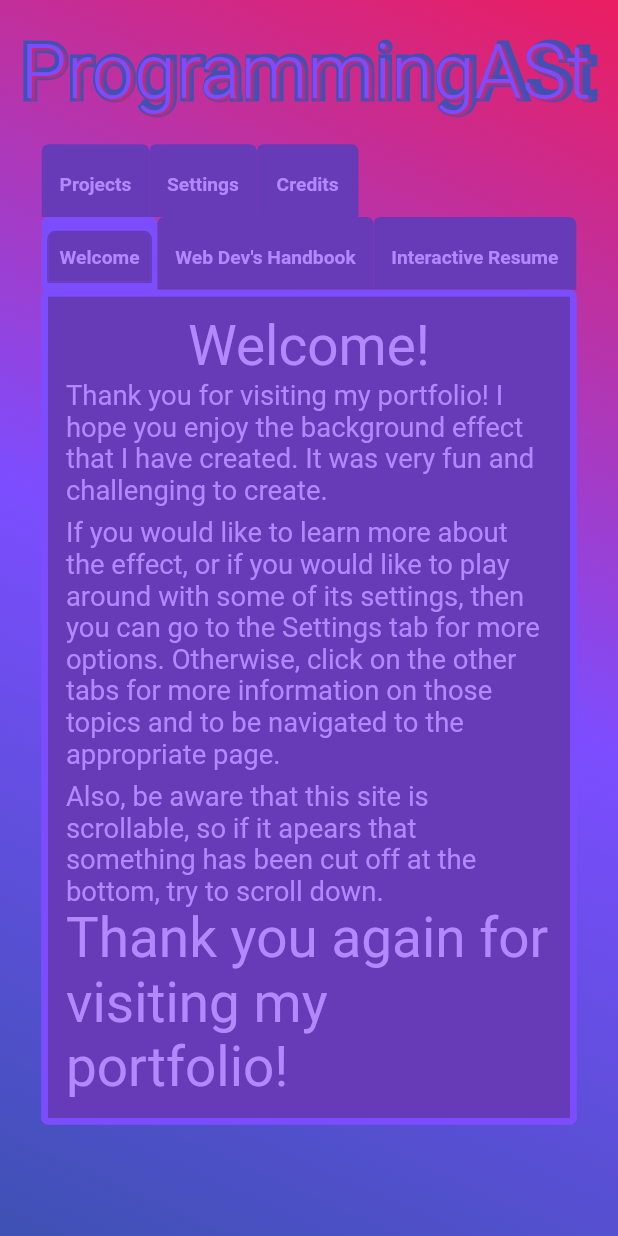
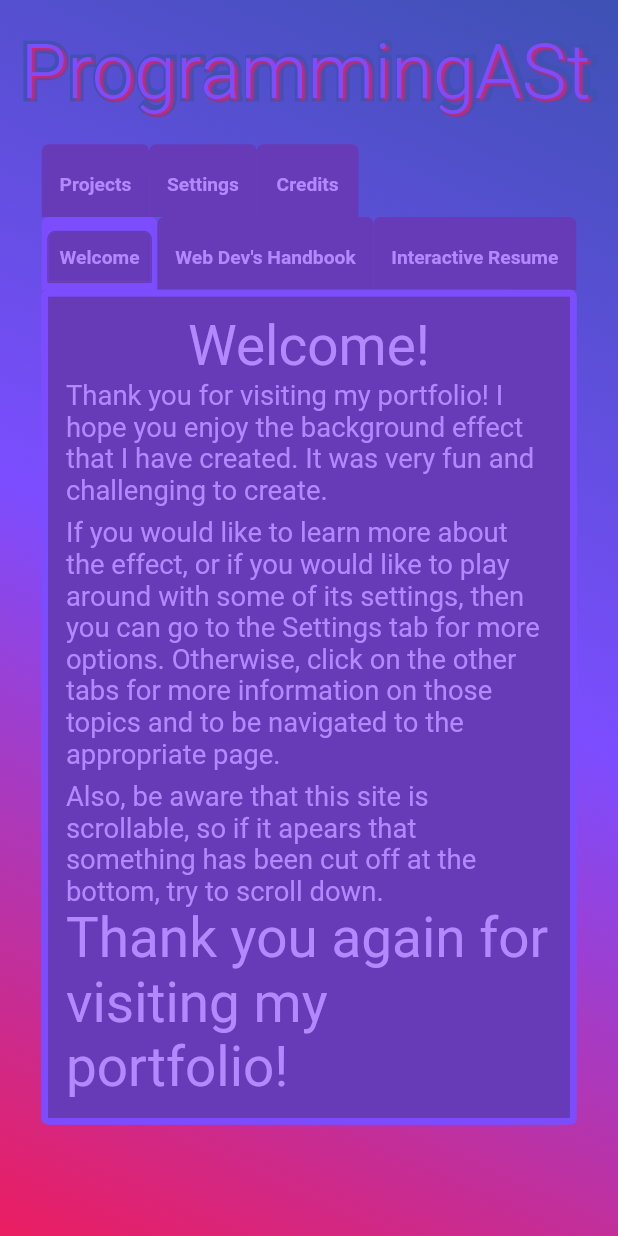
Before and after one commit to ProgrammingAStorm/Flutter-Portfolio, a Flutter app: the screen it shows after launch, on a phone screen of 412 x 824 dp. Run offline on Flutter 3.47's test engine with Material 2 defaults, Android fonts, the phone set to English and light mode, and no system bars; our stand-ins replace flutter_colorpicker, responsive_framework; Roboto replaces fonts that are missing (BigMisterC).

Commit message:
Gradient Optimizations And Refactors

```diff
--- a/lib/pages/main_menu/components/gradient.dart
+++ b/lib/pages/main_menu/components/gradient.dart
@@ -1,6 +1,7 @@
 import 'package:flutter/material.dart';
 
 // TODO Look into alternatives to the implementation of the effect
+// TODO Mess with having multiple tweens
 class GradientWid extends StatefulWidget {
   const GradientWid({super.key, required this.colors, this.scale = 1});
 
@@ -62,40 +63,40 @@ class _GradientWidState extends State<GradientWid>
       final double viewWidth = MediaQuery.of(context).size.width;
       final double viewHeight = MediaQuery.of(context).size.height;
 
-      final double rotationWidth = viewWidth / scale;
-      final double rotationHeight = viewHeight / scale;
+      final double rotationSquareWidth = viewWidth / scale;
+      final double rotationSquareHeight = viewHeight / scale;
 
       final Map<String, Map<String, double>> rotationPoints = {
         "a": {
-          "x": mouseX - (rotationWidth / 2),
-          "y": mouseY - (rotationHeight / 2)
+          "x": mouseX - (rotationSquareWidth / 2),
+          "y": mouseY - (rotationSquareHeight / 2)
         },
         "b": {
-          "x": mouseX + (rotationWidth / 2),
-          "y": mouseY - (rotationHeight / 2)
+          "x": mouseX + (rotationSquareWidth / 2),
+          "y": mouseY - (rotationSquareHeight / 2)
         },
         "c": {
-          "x": mouseX + (rotationWidth / 2),
-          "y": mouseY + (rotationHeight / 2)
+          "x": mouseX + (rotationSquareWidth / 2),
+          "y": mouseY + (rotationSquareHeight / 2)
         },
         "d": {
-          "x": mouseX - (rotationWidth / 2),
-          "y": mouseY + (rotationHeight / 2)
+          "x": mouseX - (rotationSquareWidth / 2),
+          "y": mouseY + (rotationSquareHeight / 2)
         }
       };
 
       beginBegin = Alignment(
-          (-viewWidth + (2 * rotationPoints["b"]!["x"]!)) / viewWidth,
-          (-viewHeight + (2 * rotationPoints["b"]!["y"]!)) / viewHeight);
+          ((2 * rotationPoints["b"]!["x"]!) - viewWidth) / viewWidth,
+          ((2 * rotationPoints["b"]!["y"]!) - viewHeight) / viewHeight);
       beginEnd = Alignment(
-          (-viewWidth + (2 * rotationPoints["d"]!["x"]!)) / viewWidth,
-          (-viewHeight + (2 * rotationPoints["d"]!["y"]!)) / viewHeight);
+          ((2 * rotationPoints["d"]!["x"]!) - viewWidth) / viewWidth,
+          ((2 * rotationPoints["d"]!["y"]!) - viewHeight) / viewHeight);
       endBegin = Alignment(
-          (-viewWidth + (2 * rotationPoints["a"]!["x"]!)) / viewWidth,
-          (-viewHeight + (2 * rotationPoints["a"]!["y"]!)) / viewHeight);
+          ((2 * rotationPoints["c"]!["x"]!) - viewWidth) / viewWidth,
+          ((2 * rotationPoints["c"]!["y"]!) - viewHeight) / viewHeight);
       endEnd = Alignment(
-          (-viewWidth + (2 * rotationPoints["c"]!["x"]!)) / viewWidth,
-          (-viewHeight + (2 * rotationPoints["c"]!["y"]!)) / viewHeight);
+          ((2 * rotationPoints["a"]!["x"]!) - viewWidth) / viewWidth,
+          ((2 * rotationPoints["a"]!["y"]!) - viewHeight) / viewHeight);
     }
 
     return DecorationTween(
@@ -103,14 +104,14 @@ class _GradientWidState extends State<GradientWid>
           gradient: LinearGradient(
             begin: beginBegin,
             end: beginEnd,
-            colors: widget.colors.reversed.toList(),
+            colors: widget.colors,
           ),
         ),
         end: BoxDecoration(
           gradient: LinearGradient(
             begin: endBegin,
             end: endEnd,
-            colors: widget.colors.reversed.toList(),
+            colors: widget.colors,
           ),
         ));
   }
```
